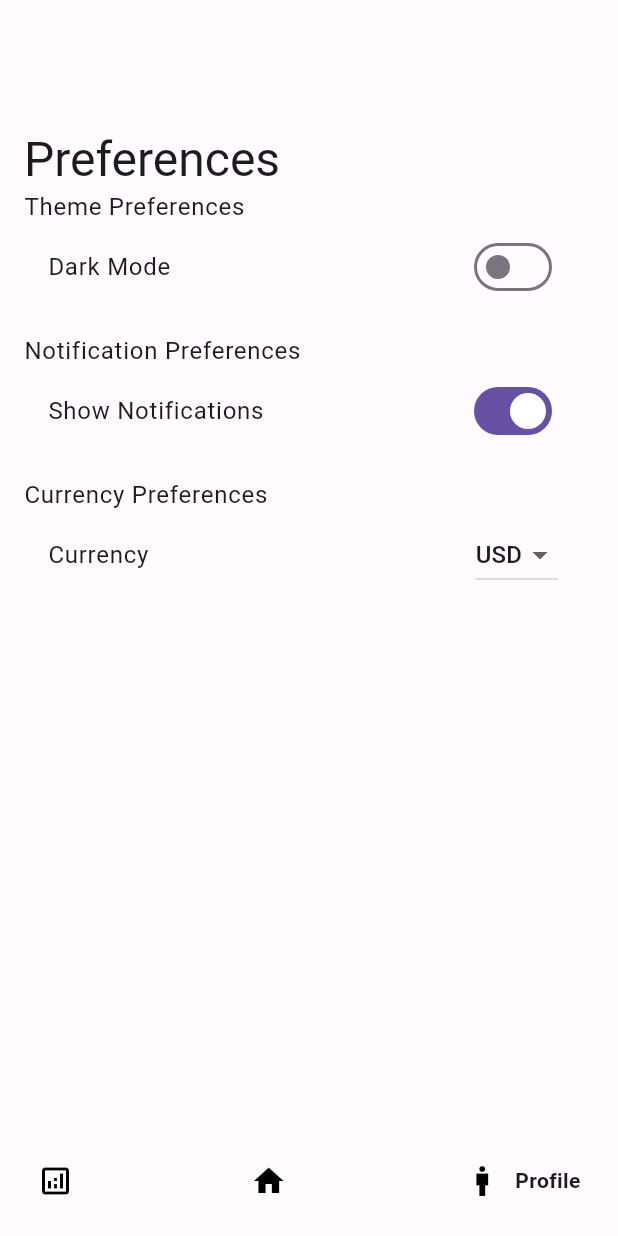
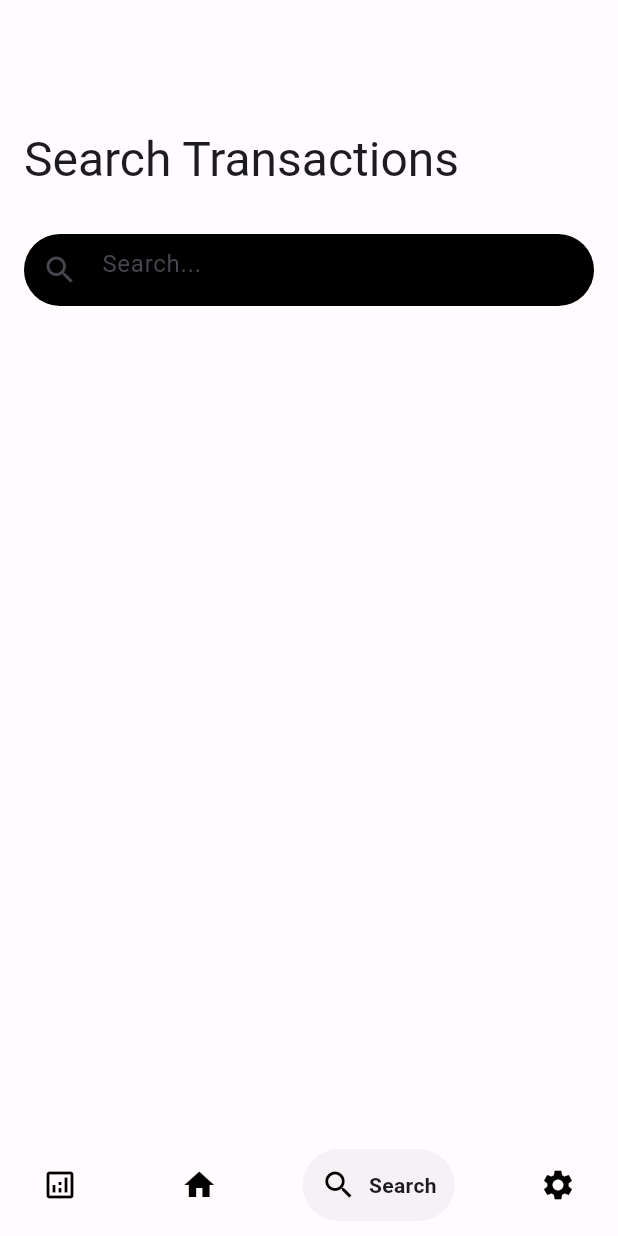
Before and after one commit to ojasvishaklya/expenny-android, a Flutter app: the screen it shows after launch, swiped to page 3, on a phone screen of 412 x 824 dp. Run offline on Flutter 3.47's test engine with Material 2 defaults, Android fonts, the phone set to English and light mode, and no system bars; drawn by our look-alikes of google_nav_bar; our stand-ins replace get, get_storage.

Commit message:
navbar ui upgrade

```diff
--- a/lib/models/Transaction.dart
+++ b/lib/models/Transaction.dart
@@ -20,9 +20,11 @@ class Transaction {
     required this.isStarred,
     required this.tag,
     required this.paymentMethod,
-  }) {
+  });
+
+  setAmount(double amount) {
     if (isExpense) {
-      amount = -1 * amount.abs();
+      this.amount = -1 * amount.abs();
     }
   }
 
--- a/lib/screens/CreateTransactionScreen.dart
+++ b/lib/screens/CreateTransactionScreen.dart
@@ -183,7 +183,7 @@ class _CreateTransactionScreenState extends State<CreateTransactionScreen> {
       },
       onChanged: (value) {
         setState(() {
-          _transaction.amount = double.tryParse(value)!;
+          _transaction.setAmount(double.tryParse(value)!);
         });
       },
     );
--- a/lib/screens/HomeScreen.dart
+++ b/lib/screens/HomeScreen.dart
@@ -1,8 +1,10 @@
 import 'package:flutter/material.dart';
 import 'package:journal/screens/CreateTransactionScreen.dart';
+import 'package:journal/screens/SearchScreen.dart';
 import 'package:journal/screens/TransactionsScreen.dart';
 import 'package:journal/widgets/BottomNavBarWidget.dart';
 
+import '../widgets/AppBarWidget.dart';
 import 'AnalyticsScreen.dart';
 import 'PreferencesScreen.dart';
 
@@ -20,6 +22,7 @@ class _HomeScreenState extends State<HomeScreen> {
   static final List<Widget> _screens = <Widget>[
     CreateTransactionScreen(),
     TransactionsScreen(),
+    SearchScreen(),
     PreferencesScreen()
   ];
 
--- a/lib/screens/PreferencesScreen.dart
+++ b/lib/screens/PreferencesScreen.dart
@@ -1,6 +1,7 @@
 import 'package:flutter/material.dart';
 
 import 'package:flutter/material.dart';
+import 'package:journal/service/ThemeService.dart';
 
 class PreferencesScreen extends StatefulWidget {
   const PreferencesScreen({Key? key}) : super(key: key);
@@ -17,6 +18,7 @@ class _PreferencesScreenState extends State<PreferencesScreen> {
   void _toggleDarkMode(bool value) {
     setState(() {
       _isDarkMode = value;
+      ThemeService.changeThemeMode();
     });
   }
 
@@ -30,6 +32,13 @@ class _PreferencesScreenState extends State<PreferencesScreen> {
     setState(() {
       _selectedCurrency = index;
     });
+  }
+
+  @override
+  void initState() {
+    _isDarkMode = ThemeService.getDarkThemeStatus();
+    print(_isDarkMode);
+    super.initState();
   }
 
   @override
--- /dev/null
+++ b/lib/screens/SearchScreen.dart
@@ -0,0 +1,77 @@
+import 'package:flutter/material.dart';
+
+import 'package:flutter/material.dart';
+
+class SearchScreen extends StatefulWidget {
+  const SearchScreen({Key? key}) : super(key: key);
+
+  @override
+  State<SearchScreen> createState() => _SearchScreenState();
+}
+
+class _SearchScreenState extends State<SearchScreen> {
+  String searchQuery = '';
+
+  void onSearchSubmitted(String query) {
+    // Here you can implement your search logic based on the query
+    setState(() {
+      searchQuery = query;
+    });
+  }
+
+  @override
+  Widget build(BuildContext context) {
+    final textTheme = Theme.of(context)
+        .textTheme
+        .apply(displayColor: Theme.of(context).colorScheme.onSurface);
+
+    return Padding(
+      padding: const EdgeInsets.all(16.0),
+      child: Column(
+        crossAxisAlignment: CrossAxisAlignment.start,
+        children: [
+          Text(
+            'Search Transactions',
+            style: textTheme.headlineLarge,
+          ),
+          SizedBox(height: 30.0),
+
+          Container(
+            decoration: BoxDecoration(
+              color: Theme.of(context).focusColor,
+              borderRadius: BorderRadius.circular(24.0),
+              boxShadow: const [
+                BoxShadow(
+                    // color: Colors.grey.withOpacity(0.3),
+                    // spreadRadius: 2,
+                    // blurRadius: 5,
+                    // offset: Offset(0, 3),
+                    ),
+              ],
+            ),
+            child: TextField(
+              onSubmitted: onSearchSubmitted,
+              decoration: InputDecoration(
+                hintText: 'Search...',
+                prefixIcon: Icon(Icons.search),
+                border: InputBorder.none, // Hide the default border
+              ),
+            ),
+          ),
+          SizedBox(height: 16.0),
+          Expanded(
+            child: ListView.builder(
+              itemCount: 1, // Replace with actual item count
+              itemBuilder: (context, index) {
+                return ListTile(
+                  title: Text(searchQuery),
+                  // Add more content or actions for each search result
+                );
+              },
+            ),
+          ),
+        ],
+      ),
+    );
+  }
+}
--- a/lib/widgets/BottomNavBarWidget.dart
+++ b/lib/widgets/BottomNavBarWidget.dart
@@ -11,10 +11,17 @@ class BottomNavBarWidget extends StatelessWidget {
 
   @override
   Widget build(BuildContext context) {
-    return GNav(
-      gap: 10,
+    return Container(
+      color: Theme.of(context).cardColor,
+      child: Padding(
+        padding: EdgeInsets.symmetric(horizontal: 16,vertical: 10),
+        child: GNav(
+          gap: 8,
           onTabChange: onIndexChanged,
           selectedIndex: currentIndex,
+          // backgroundColor: Colors.black,
+          tabBackgroundColor: Theme.of(context).hoverColor,
+          padding: EdgeInsets.all(12),
           tabs: const [
             GButton(
               icon: Icons.analytics_outlined,
@@ -25,10 +32,16 @@ class BottomNavBarWidget extends StatelessWidget {
               text: 'Home',
             ),
             GButton(
-          icon: Icons.man_sharp,
-          text: 'Profile',
+              icon: Icons.search,
+              text: 'Search',
+            ),
+            GButton(
+              icon: Icons.settings,
+              text: 'Preferences',
             ),
           ],
+        ),
+      ),
     );
   }
 }
--- a/lib/widgets/TagSelectorWidget.dart
+++ b/lib/widgets/TagSelectorWidget.dart
@@ -32,11 +32,6 @@ class _TagSelectorWidgetState extends State<TagSelectorWidget> {
             final icon = tag.icon;
 
             final isSelected = id == selectedTagId;
-            print('-');
-            print(id);
-            print(selectedTagId);
-            print(isSelected);
-            print('-');
             return GestureDetector(
               onTap: () {
                 setState(() {
```
Also changed, not shown: 1 other file. Lines whose indentation alone changed are shown as unchanged.
